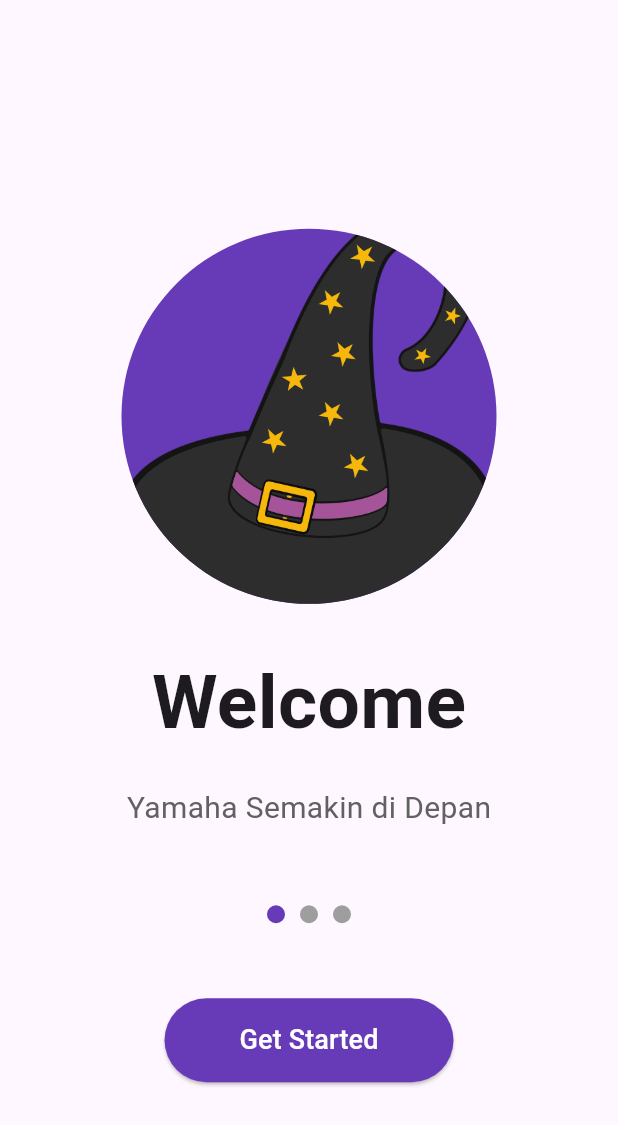
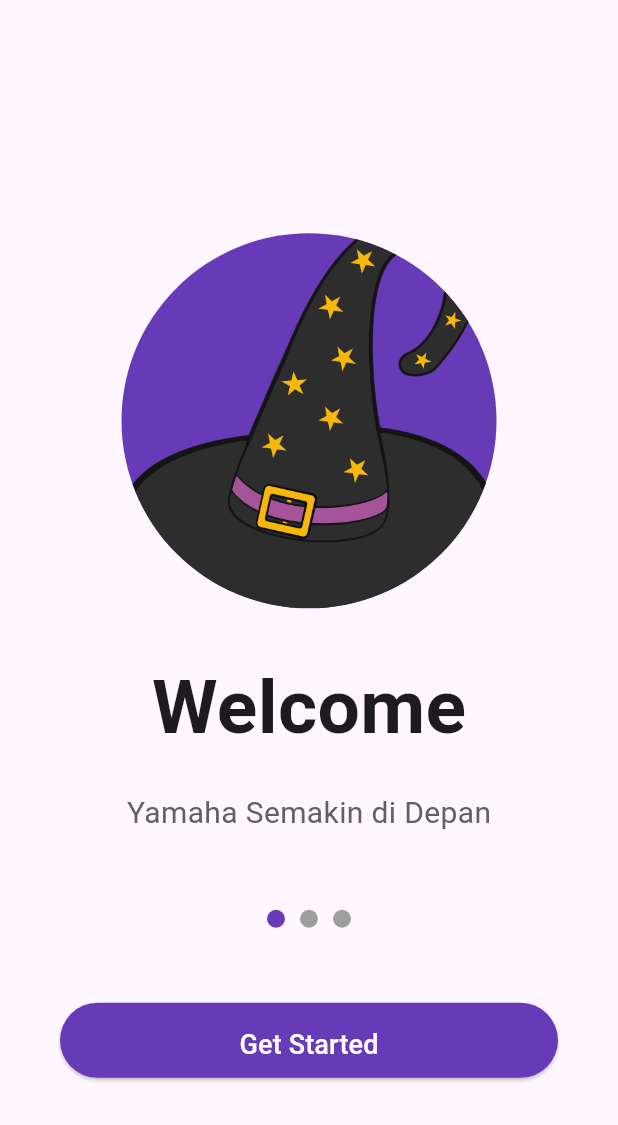
Before and after one commit to Hartamatamatama/tugas_week_5_1123150117, a Flutter app: the screen it shows after launch, on a phone screen of 412 x 824 dp. Shown: the top 1125 px of the screen. Run offline on Flutter 3.47's test engine with Material 3 defaults, Android fonts, the phone set to English and light mode, and no system bars.

Commit message:
Update Membuat Button menjadi bisa diatur panjang dan tinggi nya dengna wrap sized box

```diff
--- a/lib/screen/splash_screen_1.dart
+++ b/lib/screen/splash_screen_1.dart
@@ -71,6 +71,10 @@ class SplashScreen1 extends StatelessWidget {
             ),
             SizedBox(height: 50),
             Container(
+              margin: EdgeInsets.symmetric(horizontal: 40),
+              child: SizedBox(
+                height: 50,
+                width: double.infinity,
                 child: ElevatedButton(
                   onPressed: () {
                     Navigator.push(
@@ -94,6 +98,7 @@ class SplashScreen1 extends StatelessWidget {
                   ),
                 ),
               ),
+            ),
           ],
         ),
       ),
```
Lines whose indentation alone changed are shown as unchanged.
